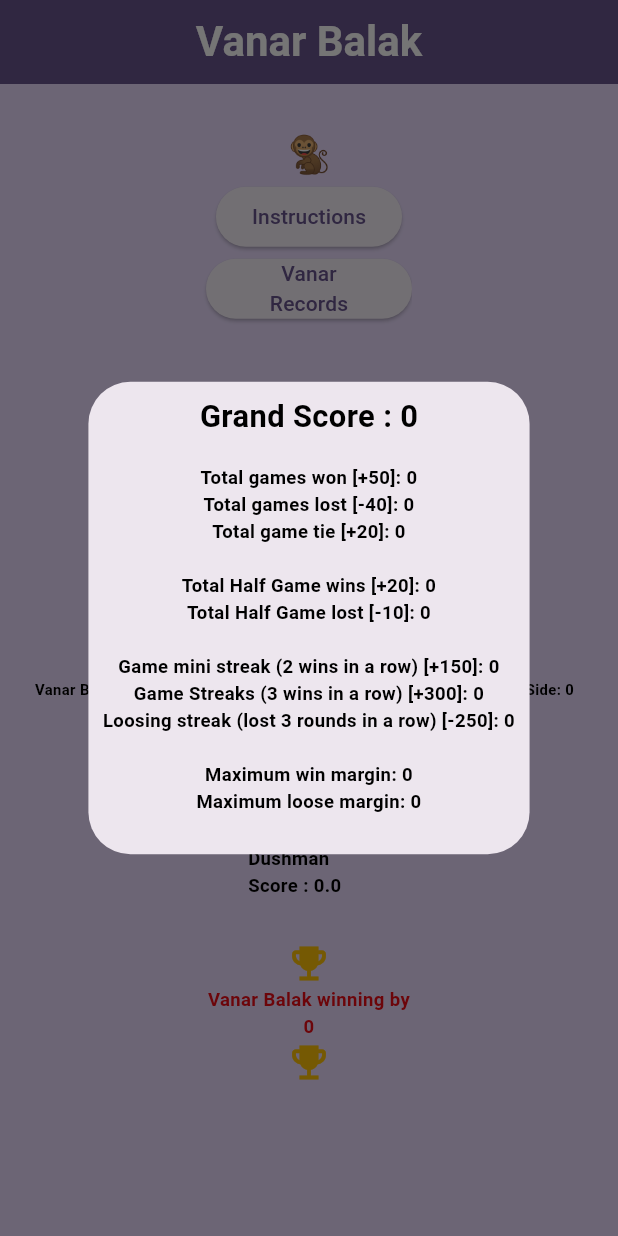
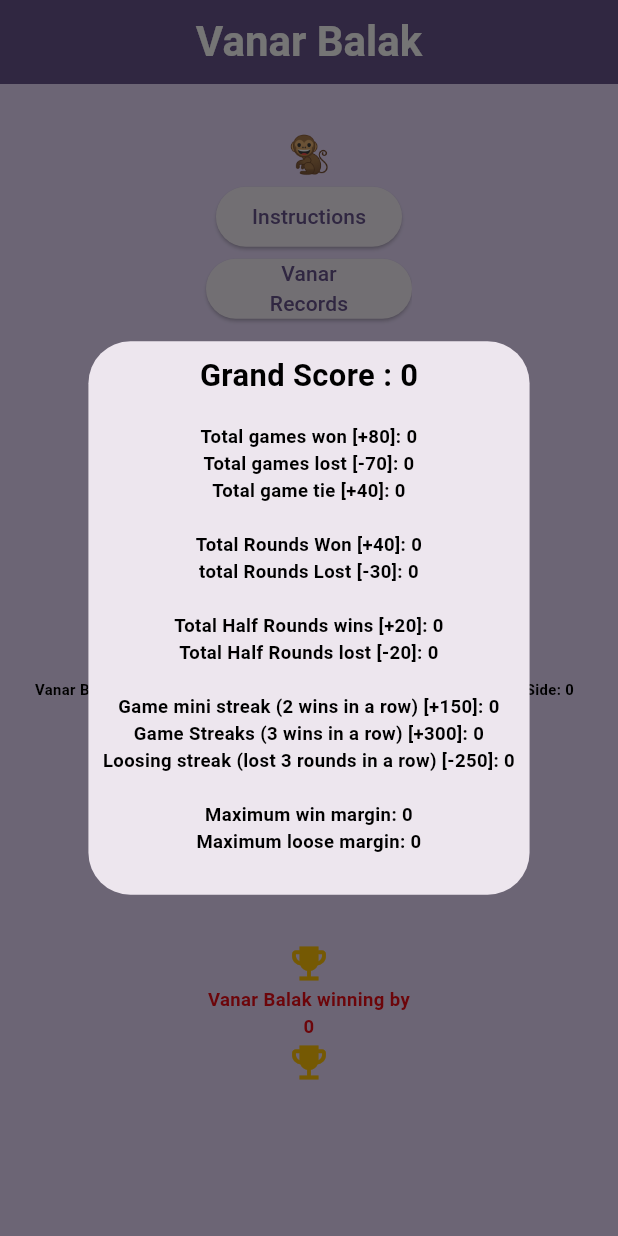
Before and after one commit to dheeraj2595/VanarBalak, a Flutter app: the screen it shows after launch, after a tap on "Vanar Records", on a phone screen of 412 x 824 dp. Run offline on Flutter 3.47's test engine with Material 3 defaults, Android fonts, the light colour scheme and no system bars; our stand-ins replace audioplayers.

Commit message:
added rounds for each set and fixed stats logic

```diff
--- a/lib/main.dart
+++ b/lib/main.dart
@@ -47,6 +47,8 @@ class gameState extends ChangeNotifier {
   int finalMiniWinStreak = 0;
   int halfGameWin = 0;
   int halfGameLoose = 0;
+  int totalRoundsWon = 0;
+  int totalRoundsLost = 0;
 
   gameState() : masterNumber = Random().nextInt(1000);
 
@@ -93,12 +95,16 @@ class gameState extends ChangeNotifier {
     if (setNumber >= 10) {
       if (vanarBalakSide > computerSide) {
         vanarScore = vanarScore + 1;
+        totalRoundsWon = totalRoundsWon + 1;
+        playerFinalScore = playerFinalScore + 40;
         winMargin = vanarBalakSide - computerSide;
         if (maxWinMargin < winMargin) {
           maxWinMargin = winMargin;
         }
       } else if (computerSide > vanarBalakSide) {
         computerScore = computerScore + 1;
+        totalRoundsLost = totalRoundsLost + 1;
+        playerFinalScore = playerFinalScore - 30;
         looseMargin = computerSide - vanarBalakSide;
         if (maxLooseMargin < looseMargin) {
           maxLooseMargin = looseMargin;
@@ -135,6 +141,7 @@ class gameState extends ChangeNotifier {
         winnerBoth = 1;
         winStatement = "It's a tie."; // It's a tie overall
       }
+      gameStats();
       notifyListeners();
     }
   }
@@ -159,16 +166,16 @@ class gameState extends ChangeNotifier {
     if (winnerVanar == 1) {
       totalWinGame = totalWinGame + 1;
       gameWinStreak = gameWinStreak + 1;
-      playerFinalScore = playerFinalScore + 50;
+      playerFinalScore = playerFinalScore + 80;
     }
     if (winnerComputer == 1) {
       totalLooseGame = totalLooseGame + 1;
       gameLooseStreak = gameLooseStreak + 1;
-      playerFinalScore = playerFinalScore - 40;
+      playerFinalScore = playerFinalScore - 70;
     }
     if (winnerBoth == 1) {
       totalTieGame = totalTieGame + 1;
-      playerFinalScore = playerFinalScore + 20;
+      playerFinalScore = playerFinalScore + 40;
     }
     if (gameWinStreak == 3) {
       finalGameWinStreak = finalGameWinStreak + 1;
@@ -191,7 +198,7 @@ class gameState extends ChangeNotifier {
       }
       if (computerSide > vanarBalakSide) {
         halfGameLoose = halfGameLoose + 1;
-        playerFinalScore = playerFinalScore - 10;
+        playerFinalScore = playerFinalScore - 20;
       }
     }
     notifyListeners();
@@ -751,6 +758,8 @@ class matchStats extends StatelessWidget {
     final halfGameWin = context.read<gameState>().halfGameWin;
     final halfGameLoose = context.read<gameState>().halfGameLoose;
     final totalTieGame = context.read<gameState>().totalTieGame;
+    final totalRoundsWon = context.read<gameState>().totalRoundsWon;
+    final totalRoundsLost = context.read<gameState>().totalRoundsLost;
 
     return Dialog(
       child: Container(
@@ -770,12 +779,15 @@ class matchStats extends StatelessWidget {
                 ),
                 Text(
                   "\n"
-                  "Total games won [+50]: $totalWinGame \n"
-                  "Total games lost [-40]: $totalLooseGame \n"
-                  "Total game tie [+20]: $totalTieGame \n"
+                  "Total games won [+80]: $totalWinGame \n"
+                  "Total games lost [-70]: $totalLooseGame \n"
+                  "Total game tie [+40]: $totalTieGame \n"
                   "\n"
-                  "Total Half Game wins [+20]: $halfGameWin \n"
-                  "Total Half Game lost [-10]: $halfGameLoose \n"
+                  "Total Rounds Won [+40]: $totalRoundsWon \n"
+                  "total Rounds Lost [-30]: $totalRoundsLost \n"
+                  "\n"
+                  "Total Half Rounds wins [+20]: $halfGameWin \n"
+                  "Total Half Rounds lost [-20]: $halfGameLoose \n"
                   "\n"
                   "Game mini streak (2 wins in a row) [+150]: $finalMiniWinStreak \n"
                   "Game Streaks (3 wins in a row) [+300]: $finalGameWinStreak \n"
```
